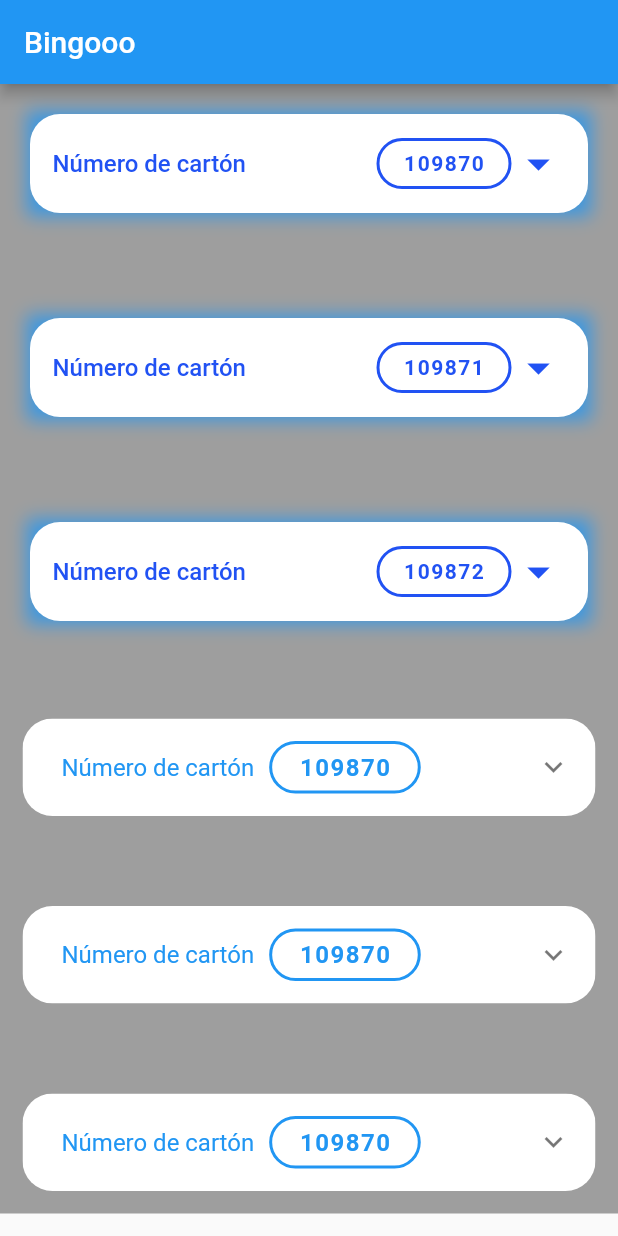
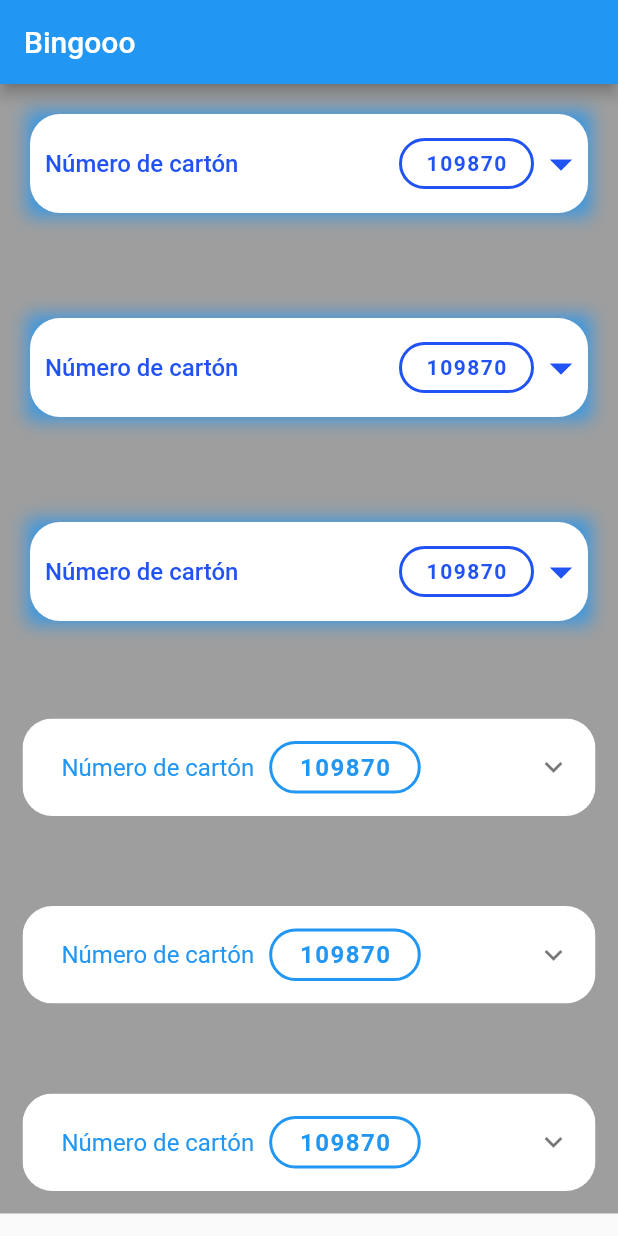
Before and after one commit to flourdes/folding_cardboard, a Flutter app: the screen it shows after launch, on a phone screen of 412 x 824 dp. Run offline on Flutter 3.47's test engine with Material 2 defaults, Android fonts, the phone set to English and light mode, and no system bars.

Commit message:
Update
padding,
numeros conectados al modelo,

```diff
--- a/lib/folding_cardboard_component.dart
+++ b/lib/folding_cardboard_component.dart
@@ -25,7 +25,11 @@ class _FoldingCardboardComponentState extends State<FoldingCardboardComponent> {
         (indexCol) => TableRow(
             children: List.generate(
                 7,
-                (int index) => Container(
+                (indexRow) => _numbers(indexCol*7+indexRow))));
+    return _expansionPanel(carton);
+  }
+  _numbers(index){
+    return Container(
       width: 30,
       height: 30,
       margin: const EdgeInsets.all(5),
@@ -35,17 +39,22 @@ class _FoldingCardboardComponentState extends State<FoldingCardboardComponent> {
       ),
       alignment: Alignment.center,
       child: Text(
-                        widget.lotteryTicketModel.numberList[indexCol][index].toString(),
+        addNumbers(index),
         style: const TextStyle(
           fontWeight: FontWeight.bold,
           fontSize: 14,
           color: Color.fromARGB(255, 125, 125, 125),
         ),
       ),
-                    ))));
-    return _expansionPanel(carton);
+    );
   }
-
+  String addNumbers(index){
+    if(index < widget.lotteryTicketModel.numberList.length){
+      return widget.lotteryTicketModel.numberList[index].toString();
+    }else{
+      return "-";
+    }
+  }
   Widget _expansionPanel(carton) {
     return Padding(
       padding: const EdgeInsets.all(15),
--- a/lib/folding_cardboard_component_custom.dart
+++ b/lib/folding_cardboard_component_custom.dart
@@ -52,11 +52,24 @@ class _FoldingCardboardComponentCustomState
   @override
   Widget build(BuildContext context) {
     List<TableRow> carton = List.generate(
-        5,
-        (indexCol) => TableRow(
-            children: List.generate(
-                7,
-                (int index) => Container(
+        5,(indexCol) => TableRow(children: List.generate(
+        7,(indexRow) => _numbers(indexCol*7+indexRow))));
+    return _expansionTable(carton);
+  }
+
+  void _onTap() {
+    setState(() {
+      if (_isVisible) {
+        _controller.reverse(from: 0.5);
+      } else {
+        _controller.forward(from: 0.0);
+      }
+      _isVisible = !_isVisible;
+    });
+  }
+
+  _numbers(index){
+    return Container(
       width: MediaQuery.of(context).size.width / 9,
       height: MediaQuery.of(context).size.width / 9,
       margin: const EdgeInsets.all(5),
@@ -72,28 +85,22 @@ class _FoldingCardboardComponentCustomState
           ]),
       alignment: Alignment.center,
       child: Text(
-                        widget.lotteryTicketModel.numberList[indexCol][index]
-                            .toString(),
+        addNumbers(index),
         style: TextStyle(
           fontWeight: FontWeight.bold,
           fontSize: 14,
           color: widget.cellText,
         ),
       ),
-                    ))));
-
-    return _expansionTable(carton);
+    );
   }
 
-  void _onTap() {
-    setState(() {
-      if (_isVisible) {
-        _controller.reverse(from: 0.5);
-      } else {
-        _controller.forward(from: 0.0);
+  String addNumbers(index){
+    if(index < widget.lotteryTicketModel.numberList.length){
+      return widget.lotteryTicketModel.numberList[index].toString();
+    }else{
+      return "-";
     }
-      _isVisible = !_isVisible;
-    });
   }
 
   _expansionTable(carton) {
@@ -116,11 +123,13 @@ class _FoldingCardboardComponentCustomState
               color: widget.backgroundColor,
             ),
             child: Padding(
-              padding: const EdgeInsets.all(15), //separacion
+              padding: const EdgeInsets.symmetric(vertical: 15),
               child: Column(
                 mainAxisAlignment: MainAxisAlignment.spaceBetween,
                 children: [
-                  Row(
+                  Padding(
+                    padding: const EdgeInsets.only(left: 10),
+                    child: Row(
                       mainAxisAlignment: MainAxisAlignment.spaceBetween,
                       children: [
                         Text(
@@ -167,11 +176,12 @@ class _FoldingCardboardComponentCustomState
                         ),
                       ],
                     ),
+                  ),
                   Visibility(
                     maintainAnimation: false,
                     visible: _isVisible,
                     child: Padding(
-                      padding: const EdgeInsets.only(top: 15),
+                      padding: const EdgeInsets.only(top: 10,left: 5,right: 10),
                       child: Table(
                         children: carton,
                       ),
--- a/lib/main.dart
+++ b/lib/main.dart
@@ -14,6 +14,7 @@ class MyApp extends StatelessWidget {
   Widget build(BuildContext context) {
     return MaterialApp(
       title: 'Flutter Demo',
+      debugShowCheckedModeBanner: false,
       theme: ThemeData(
         primarySwatch: Colors.blue,
       ),
--- a/lib/models/lottery_ticket_model.dart
+++ b/lib/models/lottery_ticket_model.dart
@@ -1,5 +1,5 @@
 class LotteryTicketModel{
   int number;
-  List<List<int>> numberList;
+  List<int> numberList;
   LotteryTicketModel({required this.number, required this.numberList});
 }
--- a/lib/view.dart
+++ b/lib/view.dart
@@ -1,3 +1,5 @@
+import 'dart:math';
+
 import 'package:flutter/material.dart';
 import 'package:folding_cardboard/folding_cardboard_component.dart';
 import 'package:folding_cardboard/folding_cardboard_component_custom.dart';
@@ -14,30 +16,16 @@ class View extends StatefulWidget {
 class _ViewState extends State<View> {
   @override
   Widget build(BuildContext context) {
-    _generarCarton(n) {
-      List<List<int>> carton = [];
-      for (int i = 0; i < 5; i++) {
-        carton.add([
-          n + i,
-          n + i * 2,
-          n + i * 3,
-          n + i * 4,
-          n + i * 5,
-          n + i * 6,
-          n + i * 7
-        ]);
+    _numbersList() {
+      List<int> numbers = [];
+      for (int i = 0; i < 30; i++) {
+        numbers.add(Random().nextInt(90));
       }
-      return carton;
+      return numbers;
     }
 
-    List<List<int>> cartonA = _generarCarton(2);
-    List<List<int>> cartonB = _generarCarton(5);
-    List<List<int>> cartonC = _generarCarton(7);
-
-    LotteryTicketModel lotteryTicketA = LotteryTicketModel(number: 109870, numberList: cartonA);
-    LotteryTicketModel lotteryTicketB = LotteryTicketModel(number: 109871, numberList: cartonB);
-    LotteryTicketModel lotteryTicketC = LotteryTicketModel(number: 109872, numberList: cartonC);
-
+    LotteryTicketModel lotteryTicket =
+        LotteryTicketModel(number: 109870, numberList: _numbersList());
     return Scaffold(
       appBar: AppBar(
         title: const Text("Bingooo"),
@@ -51,26 +39,36 @@ class _ViewState extends State<View> {
               Padding(
                 padding: const EdgeInsets.all(20.0),
                 child: FoldingCardboardComponentCustom(
-                    lotteryTicketModel: lotteryTicketA),
+                    lotteryTicketModel: lotteryTicket),
               ),
-              const SizedBox(height: 30,),
+              const SizedBox(
+                height: 30,
+              ),
               Padding(
                 padding: const EdgeInsets.all(20.0),
                 child: FoldingCardboardComponentCustom(
-                    lotteryTicketModel: lotteryTicketB),
+                    lotteryTicketModel: lotteryTicket),
               ),
-              const SizedBox(height: 30,),
+              const SizedBox(
+                height: 30,
+              ),
               Padding(
                 padding: const EdgeInsets.all(20.0),
                 child: FoldingCardboardComponentCustom(
-                    lotteryTicketModel: lotteryTicketC),
+                    lotteryTicketModel: lotteryTicket),
               ),
-              const SizedBox(height: 30,),
-              FoldingCardboardComponent(lotteryTicketModel: lotteryTicketA),
-              const SizedBox(height: 30,),
-              FoldingCardboardComponent(lotteryTicketModel: lotteryTicketA),
-              const SizedBox(height: 30,),
-              FoldingCardboardComponent(lotteryTicketModel: lotteryTicketA),
+              const SizedBox(
+                height: 30,
+              ),
+              FoldingCardboardComponent(lotteryTicketModel: lotteryTicket),
+              const SizedBox(
+                height: 30,
+              ),
+              FoldingCardboardComponent(lotteryTicketModel: lotteryTicket),
+              const SizedBox(
+                height: 30,
+              ),
+              FoldingCardboardComponent(lotteryTicketModel: lotteryTicket),
             ],
           ),
         ),
```
Lines whose indentation alone changed are shown as unchanged.
